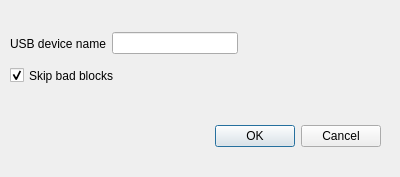
The window that qt/settings_programmer_dialog.ui (bbogush/nand_programmer) describes before a commit, drawn with Qt 5.
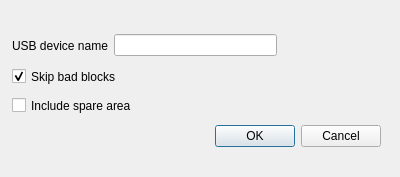
The same window after the commit.

Commit message: Implemented read & write including spare area

The edit to the form file:
```diff
--- a/qt/settings_programmer_dialog.ui
+++ b/qt/settings_programmer_dialog.ui
@@ -32,9 +32,9 @@
   <widget class="QWidget" name="layoutWidget">
    <property name="geometry">
     <rect>
-     <x>10</x>
-     <y>30</y>
-     <width>228</width>
+     <x>12</x>
+     <y>32</y>
+     <width>265</width>
      <height>27</height>
     </rect>
    </property>
@@ -61,10 +61,10 @@
   <widget class="QCheckBox" name="skipBBCheckBox">
    <property name="geometry">
     <rect>
-     <x>10</x>
-     <y>60</y>
-     <width>221</width>
-     <height>31</height>
+     <x>12</x>
+     <y>65</y>
+     <width>127</width>
+     <height>23</height>
     </rect>
    </property>
    <property name="text">
@@ -74,6 +74,22 @@
     <bool>true</bool>
    </property>
   </widget>
+  <widget class="QCheckBox" name="incSpareCheckBox">
+   <property name="geometry">
+    <rect>
+     <x>12</x>
+     <y>94</y>
+     <width>147</width>
+     <height>23</height>
+    </rect>
+   </property>
+   <property name="text">
+    <string>Include spare area</string>
+   </property>
+   <property name="checked">
+    <bool>false</bool>
+   </property>
+  </widget>
   <zorder>layoutWidget</zorder>
   <zorder>buttonBox</zorder>
   <zorder>skipBBCheckBox</zorder>
```
Left out of the diff: 2 changed lines with no effect on the pictures. The commit also changes 13 other files.
